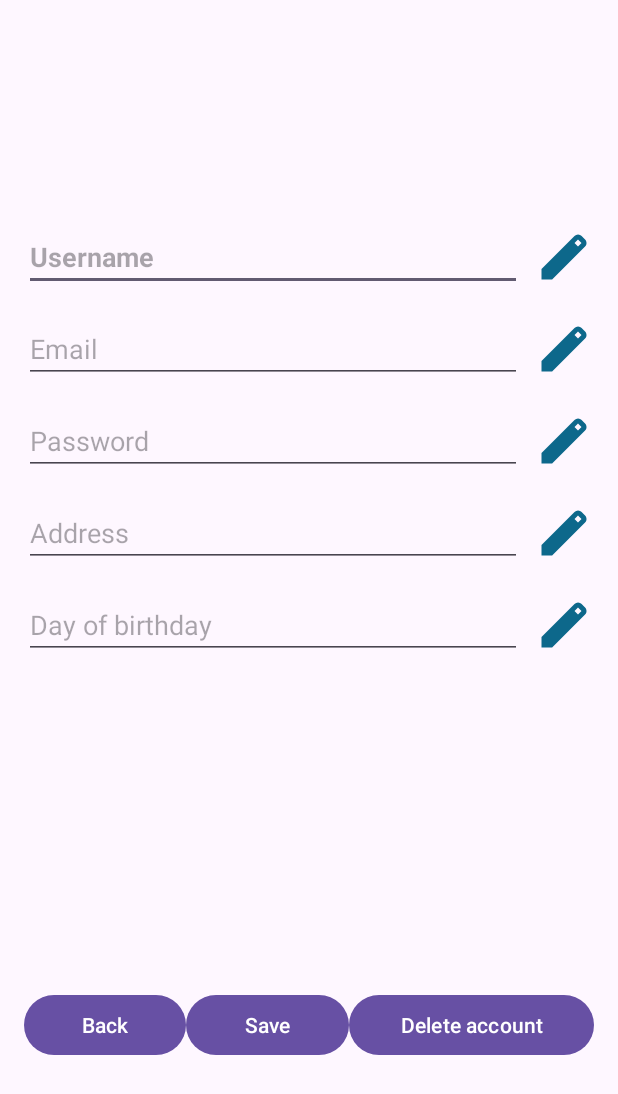
After one commit to Antonio-Mj/Reproductor-de-musica, an Android app: the ViewInformation screen opened directly, with no data from a screen before it, on a phone screen of 412 x 824 dp. The commit adds this screen. Shown: the top 1094 px of the screen. Run offline under Robolectric (Android 15) with nearby library versions, the phone set to English and light mode, and no system bars; our stand-ins replace Firebase (no records; nobody signed in at launch, a user with empty details on screens opened directly).

Commit message:
Modificacion de datos de la cuenta

```diff
--- a/app/src/main/AndroidManifest.xml
+++ b/app/src/main/AndroidManifest.xml
@@ -15,9 +15,13 @@
         android:theme="@style/Theme.Material3.Light"
         tools:targetApi="31">
         <activity
+            android:name=".ViewInformation"
+            android:exported="false"
+            android:theme="@style/Theme.Reproductor.NoActionBar" />
+        <activity
             android:name=".Settings"
             android:exported="false"
-            android:theme="@style/Theme.Reproductor.NoActionBar"/>
+            android:theme="@style/Theme.Reproductor.NoActionBar" />
         <activity
             android:name=".ResetPassword"
             android:exported="false"
--- /dev/null
+++ b/app/src/main/java/com/example/reproductor/ViewInformation.java
@@ -0,0 +1,125 @@
+package com.example.reproductor;
+
+import android.content.Intent;
+import android.os.Bundle;
+import android.view.View;
+import android.widget.Button;
+import android.widget.EditText;
+import android.widget.ImageView;
+import android.widget.Toast;
+
+import androidx.appcompat.app.AppCompatActivity;
+
+import com.google.firebase.auth.FirebaseAuth;
+import com.google.firebase.auth.FirebaseUser;
+import com.google.firebase.database.DataSnapshot;
+import com.google.firebase.database.DatabaseError;
+import com.google.firebase.database.DatabaseReference;
+import com.google.firebase.database.FirebaseDatabase;
+import com.google.firebase.database.ValueEventListener;
+
+public class ViewInformation extends AppCompatActivity {
+
+    private EditText etUsername, etEmail, etAddress, etBirthday, etPassword;
+    private Button btnSave, btnBack;
+    private FirebaseAuth mAuth;
+    private DatabaseReference mDatabase;
+
+    @Override
+    protected void onCreate(Bundle savedInstanceState) {
+        super.onCreate(savedInstanceState);
+        setContentView(R.layout.activity_view_information);
+
+        etUsername = findViewById(R.id.etUsername);
+        etEmail = findViewById(R.id.etEmail);
+        etAddress = findViewById(R.id.etAddress);
+        etBirthday = findViewById(R.id.etBirthday);
+        etPassword = findViewById(R.id.etPassword);
+        btnSave = findViewById(R.id.btnSave);
+        btnBack = findViewById(R.id.btnBack);
+
+        mAuth = FirebaseAuth.getInstance();
+        mDatabase = FirebaseDatabase.getInstance().getReference();
+
+        FirebaseUser user = mAuth.getCurrentUser();
+        if (user != null) {
+            String userId = user.getUid();
+            mDatabase.child("users").child(userId).addValueEventListener(new ValueEventListener() {
+                @Override
+                public void onDataChange(DataSnapshot dataSnapshot) {
+                    User userProfile = dataSnapshot.getValue(User.class);
+                    if (userProfile != null) {
+                        etUsername.setText(userProfile.username);
+                        etEmail.setText(userProfile.email);
+                        etPassword.setText(userProfile.password);
+                        etAddress.setText(userProfile.address);
+                        etBirthday.setText(userProfile.dateOfBirth);
+                    }
+                }
+
+                @Override
+                public void onCancelled(DatabaseError databaseError) {
+                    Toast.makeText(ViewInformation.this, "Failed to load user data.", Toast.LENGTH_SHORT).show();
+                }
+            });
+        }
+
+        btnSave.setOnClickListener(v -> {
+            saveUserInformation();
+        });
+
+        btnBack.setOnClickListener(v -> {
+            Intent intent = new Intent(ViewInformation.this, Home.class);
+            startActivity(intent);
+            finish();
+        });
+    }
+
+    private void saveUserInformation() {
+        String username = etUsername.getText().toString().trim();
+        String email = etEmail.getText().toString().trim();
+        String password = etPassword.getText().toString().trim();
+        String address = etAddress.getText().toString().trim();
+        String dateOfBirth = etBirthday.getText().toString().trim();
+
+        if (username.isEmpty() || email.isEmpty() || password.isEmpty() || address.isEmpty() || dateOfBirth.isEmpty()) {
+            Toast.makeText(this, "Please fill in all fields", Toast.LENGTH_SHORT).show();
+            return;
+        }
+
+        FirebaseUser user = mAuth.getCurrentUser();
+        if (user != null) {
+            String userId = user.getUid();
+            User updatedUser = new User(username, email, password, address, dateOfBirth);
+            mDatabase.child("users").child(userId).setValue(updatedUser)
+                    .addOnCompleteListener(task -> {
+                        if (task.isSuccessful()) {
+                            Toast.makeText(ViewInformation.this, "Information updated successfully", Toast.LENGTH_SHORT).show();
+                        } else {
+                            Toast.makeText(ViewInformation.this, "Failed to update information", Toast.LENGTH_SHORT).show();
+                        }
+                    });
+        }
+    }
+
+    // Clase interna para almacenar la información del usuario
+    public static class User {
+        public String username;
+        public String email;
+        public String password;
+        public String address;
+        public String dateOfBirth;
+
+        public User() {
+            // Constructor vacío necesario para Firebase
+        }
+
+        public User(String username, String email, String password, String address, String dateOfBirth) {
+            this.username = username;
+            this.email = email;
+            this.password = password;
+            this.address = address;
+            this.dateOfBirth = dateOfBirth;
+        }
+    }
+}
--- /dev/null
+++ b/app/src/main/res/drawable/edit.xml
@@ -0,0 +1,9 @@
+<vector xmlns:android="http://schemas.android.com/apk/res/android"
+    android:width="40dp"
+    android:height="40dp"
+    android:viewportWidth="24"
+    android:viewportHeight="24">
+  <path
+      android:pathData="M3,21v-4.25L16.2,3.575q0.3,-0.275 0.663,-0.425t0.762,-0.15t0.775,0.15t0.65,0.45L20.425,5q0.3,0.275 0.438,0.65T21,6.4q0,0.4 -0.137,0.763t-0.438,0.662L7.25,21zM17.6,7.8L19,6.4L17.6,5l-1.4,1.4z"
+      android:fillColor="#0D688B"/>
+</vector>
--- /dev/null
+++ b/app/src/main/res/layout/activity_view_information.xml
@@ -0,0 +1,193 @@
+<?xml version="1.0" encoding="utf-8"?>
+<androidx.constraintlayout.widget.ConstraintLayout xmlns:android="http://schemas.android.com/apk/res/android"
+    xmlns:app="http://schemas.android.com/apk/res-auto"
+    xmlns:tools="http://schemas.android.com/tools"
+    android:id="@+id/main"
+    android:layout_width="match_parent"
+    android:layout_height="match_parent"
+    tools:context=".ViewInformation">
+
+    <LinearLayout
+        android:layout_width="0dp"
+        android:layout_height="wrap_content"
+        android:orientation="vertical"
+        android:layout_marginStart="16dp"
+        android:layout_marginEnd="16dp"
+        app:layout_constraintTop_toTopOf="parent"
+        app:layout_constraintBottom_toBottomOf="parent"
+        app:layout_constraintStart_toStartOf="parent"
+        app:layout_constraintEnd_toEndOf="parent">
+
+        <androidx.constraintlayout.widget.ConstraintLayout
+            android:layout_width="match_parent"
+            android:layout_height="wrap_content"
+            android:layout_marginTop="32dp">
+
+            <EditText
+                android:id="@+id/etUsername"
+                android:layout_width="0dp"
+                android:layout_height="wrap_content"
+                android:hint="Username"
+                android:textSize="18sp"
+                android:textStyle="bold"
+                app:layout_constraintStart_toStartOf="parent"
+                app:layout_constraintEnd_toStartOf="@id/ivEditUsername"
+                app:layout_constraintTop_toTopOf="parent"
+                app:layout_constraintBottom_toBottomOf="parent"
+                android:layout_marginEnd="8dp"/>
+
+            <ImageView
+                android:id="@+id/ivEditUsername"
+                android:layout_width="wrap_content"
+                android:layout_height="wrap_content"
+                android:src="@drawable/edit"
+                android:contentDescription="Edit Username"
+                app:layout_constraintEnd_toEndOf="parent"
+                app:layout_constraintTop_toTopOf="parent"
+                app:layout_constraintBottom_toBottomOf="parent"/>
+        </androidx.constraintlayout.widget.ConstraintLayout>
+
+        <androidx.constraintlayout.widget.ConstraintLayout
+            android:layout_width="match_parent"
+            android:layout_height="wrap_content"
+            android:layout_marginTop="16dp">
+
+            <EditText
+                android:id="@+id/etEmail"
+                android:layout_width="0dp"
+                android:layout_height="wrap_content"
+                android:hint="Email"
+                android:textSize="18sp"
+                app:layout_constraintStart_toStartOf="parent"
+                app:layout_constraintEnd_toStartOf="@id/ivEditEmail"
+                app:layout_constraintTop_toTopOf="parent"
+                app:layout_constraintBottom_toBottomOf="parent"
+                android:layout_marginEnd="8dp"/>
+
+            <ImageView
+                android:id="@+id/ivEditEmail"
+                android:layout_width="wrap_content"
+                android:layout_height="wrap_content"
+                android:src="@drawable/edit"
+                android:contentDescription="Edit Email"
+                app:layout_constraintEnd_toEndOf="parent"
+                app:layout_constraintTop_toTopOf="parent"
+                app:layout_constraintBottom_toBottomOf="parent"/>
+        </androidx.constraintlayout.widget.ConstraintLayout>
+
+        <androidx.constraintlayout.widget.ConstraintLayout
+            android:layout_width="match_parent"
+            android:layout_height="wrap_content"
+            android:layout_marginTop="16dp">
+
+            <EditText
+                android:id="@+id/etPassword"
+                android:layout_width="0dp"
+                android:layout_height="wrap_content"
+                android:hint="Password"
+                android:textSize="18sp"
+                android:inputType="textPassword"
+                app:layout_constraintStart_toStartOf="parent"
+                app:layout_constraintEnd_toStartOf="@id/ivEditPassword"
+                app:layout_constraintTop_toTopOf="parent"
+                app:layout_constraintBottom_toBottomOf="parent"
+                android:layout_marginEnd="8dp"/>
+
+            <ImageView
+                android:id="@+id/ivEditPassword"
+                android:layout_width="wrap_content"
+                android:layout_height="wrap_content"
+                android:src="@drawable/edit"
+                android:contentDescription="Edit Password"
+                app:layout_constraintEnd_toEndOf="parent"
+                app:layout_constraintTop_toTopOf="parent"
+                app:layout_constraintBottom_toBottomOf="parent"/>
+        </androidx.constraintlayout.widget.ConstraintLayout>
+
+        <androidx.constraintlayout.widget.ConstraintLayout
+            android:layout_width="match_parent"
+            android:layout_height="wrap_content"
+            android:layout_marginTop="16dp">
+
+            <EditText
+                android:id="@+id/etAddress"
+                android:layout_width="0dp"
+                android:layout_height="wrap_content"
+                android:hint="Address"
+                android:textSize="18sp"
+                app:layout_constraintStart_toStartOf="parent"
+                app:layout_constraintEnd_toStartOf="@id/ivEditAddress"
+                app:layout_constraintTop_toTopOf="parent"
+                app:layout_constraintBottom_toBottomOf="parent"
+                android:layout_marginEnd="8dp"/>
+
+            <ImageView
+                android:id="@+id/ivEditAddress"
+                android:layout_width="wrap_content"
+                android:layout_height="wrap_content"
+                android:src="@drawable/edit"
+                android:contentDescription="Edit Address"
+                app:layout_constraintEnd_toEndOf="parent"
+                app:layout_constraintTop_toTopOf="parent"
+                app:layout_constraintBottom_toBottomOf="parent"/>
+        </androidx.constraintlayout.widget.ConstraintLayout>
+
+        <androidx.constraintlayout.widget.ConstraintLayout
+            android:layout_width="match_parent"
+            android:layout_height="wrap_content"
+            android:layout_marginTop="16dp">
+
+            <EditText
+                android:id="@+id/etBirthday"
+                android:layout_width="0dp"
+                android:layout_height="wrap_content"
+                android:hint="Day of birthday"
+                android:textSize="18sp"
+                app:layout_constraintStart_toStartOf="parent"
+                app:layout_constraintEnd_toStartOf="@id/ivEditBirthday"
+                app:layout_constraintTop_toTopOf="parent"
+                app:layout_constraintBottom_toBottomOf="parent"
+                android:layout_marginEnd="8dp"/>
+
+            <ImageView
+                android:id="@+id/ivEditBirthday"
+                android:layout_width="wrap_content"
+                android:layout_height="wrap_content"
+                android:src="@drawable/edit"
+                android:contentDescription="Edit Birthday"
+                app:layout_constraintEnd_toEndOf="parent"
+                app:layout_constraintTop_toTopOf="parent"
+                app:layout_constraintBottom_toBottomOf="parent"/>
+        </androidx.constraintlayout.widget.ConstraintLayout>
+
+        <LinearLayout
+            android:layout_width="match_parent"
+            android:layout_height="wrap_content"
+            android:orientation="horizontal"
+            android:gravity="center"
+            android:layout_marginTop="220dp">
+
+            <Button
+                android:id="@+id/btnBack"
+                android:layout_width="wrap_content"
+                android:layout_height="wrap_content"
+                android:text="Back"
+                android:layout_weight="1"/>
+
+            <Button
+                android:id="@+id/btnSave"
+                android:layout_width="wrap_content"
+                android:layout_height="wrap_content"
+                android:text="Save"
+                android:layout_weight="1"/>
+
+            <Button
+                android:id="@+id/btnDelete"
+                android:layout_width="wrap_content"
+                android:layout_height="wrap_content"
+                android:text="Delete account"
+                android:layout_weight="1"/>
+
+        </LinearLayout>
+    </LinearLayout>
+</androidx.constraintlayout.widget.ConstraintLayout>
```
Also changed, not shown: app/src/main/java/com/example/reproductor/Register.java (+46 -11 lines), app/src/main/java/com/example/reproductor/Settings.java (+29 -7 lines), app/src/main/res/layout/activity_register.xml (+51 -41 lines), app/src/main/res/layout/activity_settings.xml (+18 -1 lines).
